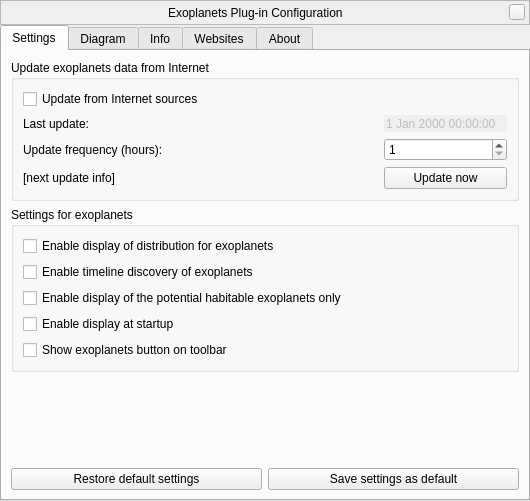
Before: the Qt Designer form plugins/Exoplanets/src/gui/exoplanetsDialog.ui in 519984307/stellarium_src, drawn with Qt 5.
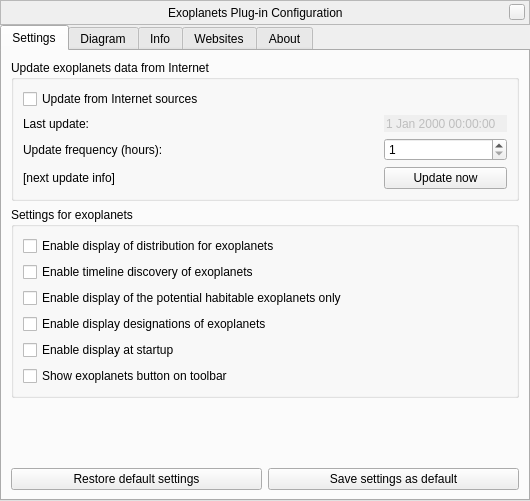
After: the same form once the commit is applied. Custom widgets are drawn as their Qt base class.

Commit message: Added option to toggle visibility of designations of exoplanets (esp. for exoplanetary systems)

What changed in the file:
```diff
--- a/plugins/Exoplanets/src/gui/exoplanetsDialog.ui
+++ b/plugins/Exoplanets/src/gui/exoplanetsDialog.ui
@@ -274,6 +274,13 @@
             </property>
            </widget>
           </item>
+          <item>
+           <widget class="QCheckBox" name="displayShowDesignationsCheckBox">
+            <property name="text">
+             <string>Enable display designations of exoplanets</string>
+            </property>
+           </widget>
+          </item>
           <item>
            <widget class="QCheckBox" name="displayAtStartupCheckBox">
             <property name="text">
```
The commit also changes 6 other files.
